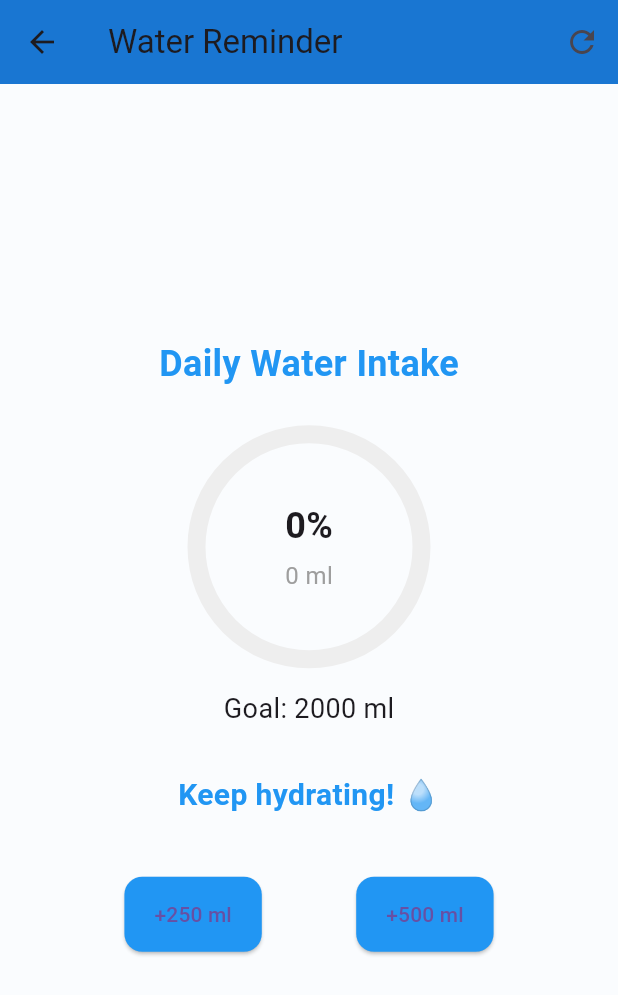
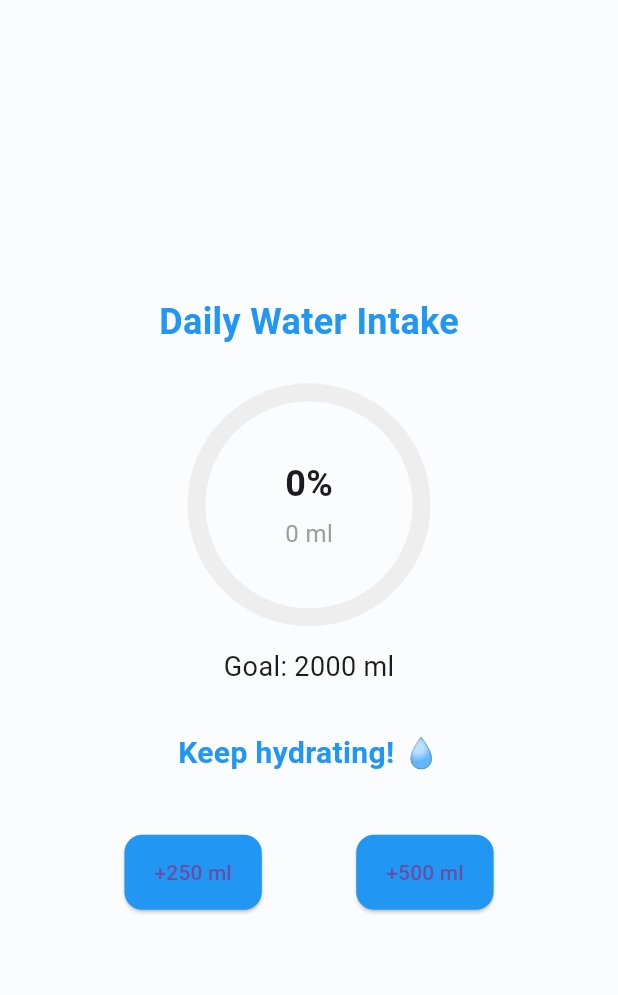
Before and after one commit to galihtra/turun, a Flutter app: the WaterReminderPage screen opened directly, on a phone screen of 412 x 824 dp. Shown: the top 995 px of the screen. Run offline on Flutter 3.47's test engine with Material 3 defaults, Android fonts, the phone set to English and light mode, and no system bars; our stand-ins replace flutter_dotenv, flutter_screenutil, flutter_svg, gap, google_fonts, google_maps_flutter and 4 more; missing offline and left inert: circular_seek_bar; accounts and stored records are empty.

```diff
--- a/lib/base_widgets/button/custom_badge_button.dart
+++ b/lib/base_widgets/button/custom_badge_button.dart
@@ -7,19 +7,19 @@ import '../../resources/values_app.dart';
 class CustomBadgeButton extends StatelessWidget {
   final String buttonText;
   final IconData iconData;
+  final VoidCallback? onPressed;
 
   const CustomBadgeButton({
     super.key,
     required this.buttonText,
     required this.iconData,
+    this.onPressed,
   });
 
   @override
   Widget build(BuildContext context) {
     return TextButton(
-      onPressed: () {
-
-      },
+      onPressed: onPressed,
       style: TextButton.styleFrom(
         padding: EdgeInsets.symmetric(
           horizontal: AppDimens.w16,
--- a/lib/main.dart
+++ b/lib/main.dart
@@ -4,7 +4,6 @@ import 'package:flutter_dotenv/flutter_dotenv.dart';
 import 'package:provider/provider.dart';
 import 'package:supabase_flutter/supabase_flutter.dart';
 import 'package:turun/data/services/auth_service.dart';
-import 'package:turun/data/wrapper/auth_wrapper.dart';
 import 'package:flutter_screenutil/flutter_screenutil.dart';
 import 'package:turun/pages/shell/root_shell.dart';
 import 'package:turun/resources/colors_app.dart';
--- a/lib/pages/water_reminder/water_reminder_page.dart
+++ b/lib/pages/today_activities/water_reminder/water_reminder_page.dart
@@ -2,6 +2,8 @@ import 'package:flutter/material.dart';
 import 'package:shared_preferences/shared_preferences.dart';
 
 class WaterReminderPage extends StatefulWidget {
+  const WaterReminderPage({super.key});
+
   @override
   _WaterReminderPageState createState() => _WaterReminderPageState();
 }
@@ -57,7 +59,6 @@ class _WaterReminderPageState extends State<WaterReminderPage> {
     await _prefs.setInt('waterIntake', _waterIntake);
   }
 
-  // Reset water intake
   _resetIntake() async {
     setState(() {
       _waterIntake = 0;
@@ -65,7 +66,6 @@ class _WaterReminderPageState extends State<WaterReminderPage> {
     await _prefs.setInt('waterIntake', 0);
     await _prefs.setString('lastResetDate', DateTime.now().toString());
 
-    // Show confirmation
     ScaffoldMessenger.of(context).showSnackBar(
       const SnackBar(
         content: Text('Water intake reset to 0'),
@@ -77,20 +77,9 @@ class _WaterReminderPageState extends State<WaterReminderPage> {
   @override
   Widget build(BuildContext context) {
     double progress = _waterIntake / _targetIntake;
-    progress = progress > 1.0 ? 1.0 : progress; // Ensure progress doesn't exceed 1.0
+    progress = progress > 1.0 ? 1.0 : progress;
 
     return Scaffold(
-      appBar: AppBar(
-        title: const Text('Water Reminder'),
-        backgroundColor: Colors.blue[700],
-        actions: [
-          IconButton(
-            icon: const Icon(Icons.refresh),
-            onPressed: _resetIntake,
-            tooltip: 'Reset intake',
-          ),
-        ],
-      ),
       body: Padding(
         padding: const EdgeInsets.all(20.0),
         child: Column(
--- a/lib/resources/colors_app.dart
+++ b/lib/resources/colors_app.dart
@@ -17,6 +17,7 @@ mixin AppColors {
   static const Color deepBlueOpacity = Color(0x80142357);
   static const Color blueLogo = Color(0xFF2870F4);
   static const Color blueDark = Color(0xFF232EA5);
+  static const Color blueThird = Color(0xFF19368F);
   static const Color whiteLight = Color(0xFFE5E5E5);
   static const Color unselected = Color(0xFFFBFBFB);
   static const Color titleExpansion = Color(0xFF52575D);
```
Also changed, not shown: lib/pages/home/home_page.dart (+12 -14 lines), lib/pages/today_activities/activity_today_tab_page.dart (added, +48 -0 lines), lib/pages/today_activities/step_tracker/step_tracker_page.dart (added, +15 -0 lines).
